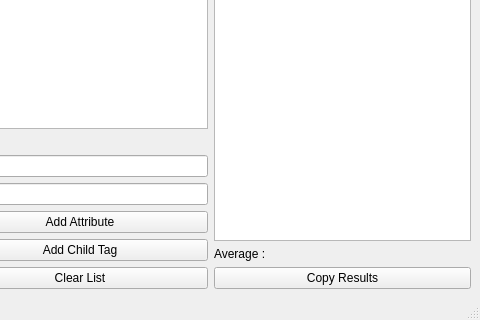
Above: src/windowpeace.ui from fffaraz/Archipel-xmpp-Bug-Reproducer before the change; both pictures show x 320 to 800 and y 280 to 600 of the 800 by 600 pixel window. Below: the same form after it.
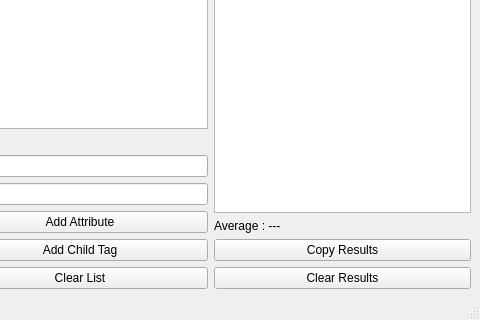
That is the form after the change.

```diff
--- a/src/windowpeace.ui
+++ b/src/windowpeace.ui
@@ -213,7 +213,7 @@
       <item>
        <widget class="QLabel" name="lblAvg">
         <property name="text">
-         <string>Average : </string>
+         <string>Average : ---</string>
         </property>
        </widget>
       </item>
@@ -224,6 +224,13 @@
         </property>
        </widget>
       </item>
+      <item>
+       <widget class="QPushButton" name="btnClearRes">
+        <property name="text">
+         <string>Clear Results</string>
+        </property>
+       </widget>
+      </item>
      </layout>
     </item>
    </layout>
```
